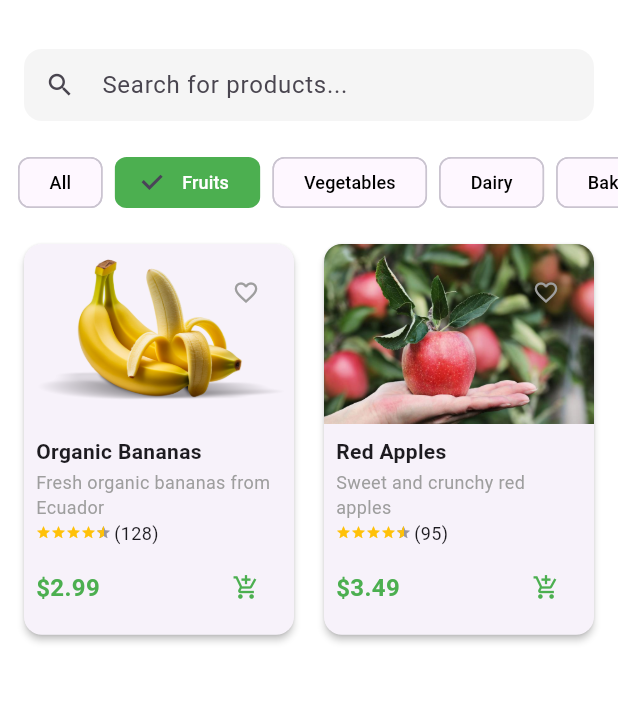
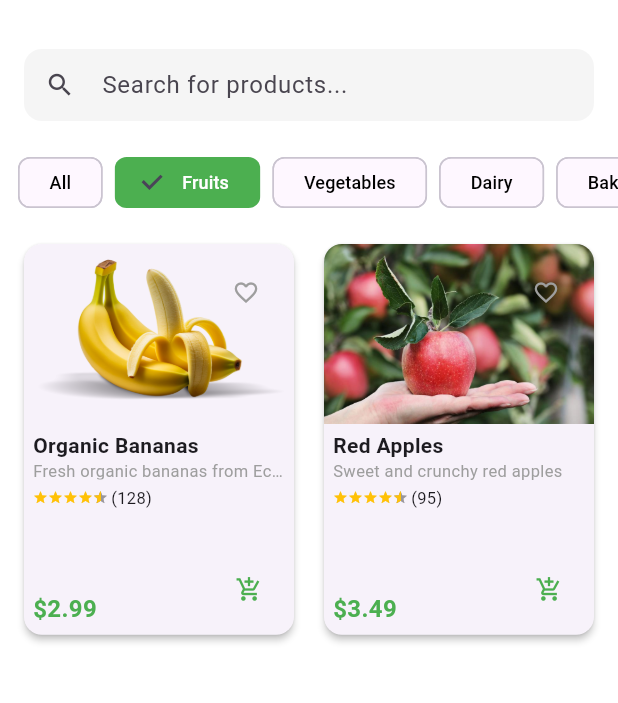
Before and after one commit to sakhawat-ahmed/my_app, a Flutter app: the screen it shows after launch, after a tap on "Fruits", on a phone screen of 412 x 824 dp, the part 59-762 px from its top. Run offline on Flutter 3.47's test engine with Material 3 defaults, Android fonts, the phone set to English and light mode, and no system bars; drawn by our look-alikes of flutter_rating_bar; our stand-ins replace shared_preferences.

Commit message:
update product card

```diff
--- a/grocery_app/lib/widgets/product_card.dart
+++ b/grocery_app/lib/widgets/product_card.dart
@@ -22,10 +22,15 @@ class ProductCard extends StatelessWidget {
     return Card(
       elevation: 2,
       shape: RoundedRectangleBorder(borderRadius: BorderRadius.circular(12)),
-      child: Column(
+      child: LayoutBuilder(
+        builder: (context, constraints) {
+          return Column(
             crossAxisAlignment: CrossAxisAlignment.start,
             children: [
-          Stack(
+              // Image Section with fixed height
+              SizedBox(
+                height: imageSize,
+                child: Stack(
                   children: [
                     ClipRRect(
                       borderRadius: const BorderRadius.only(
@@ -34,8 +39,8 @@ class ProductCard extends StatelessWidget {
                       ),
                       child: Image.asset(
                         product.imageUrl,
+                        width: double.infinity,
                         height: imageSize,
-                  width: double.infinity,
                         fit: BoxFit.cover,
                       ),
                     ),
@@ -53,13 +58,16 @@ class ProductCard extends StatelessWidget {
                     ),
                   ],
                 ),
+              ),
+              // Content Section - Flexible to take remaining space
               Expanded(
                 child: Padding(
-              padding: EdgeInsets.all(ResponsiveUtils.responsiveSize(context, mobile: 8, tablet: 12, desktop: 16)),
+                  padding: EdgeInsets.all(ResponsiveUtils.responsiveSize(context, mobile: 6, tablet: 8, desktop: 10)),
                   child: Column(
                     crossAxisAlignment: CrossAxisAlignment.start,
                     mainAxisAlignment: MainAxisAlignment.spaceBetween,
                     children: [
+                      // Top section - Product info
                       Column(
                         crossAxisAlignment: CrossAxisAlignment.start,
                         children: [
@@ -68,24 +76,23 @@ class ProductCard extends StatelessWidget {
                             style: TextStyle(
                               fontWeight: FontWeight.bold,
                               fontSize: titleFontSize,
+                              height: 1.2,
                             ),
                             maxLines: isMobile ? 1 : 2,
                             overflow: TextOverflow.ellipsis,
                           ),
-                      SizedBox(height: ResponsiveUtils.responsiveSize(context, mobile: 2, tablet: 4, desktop: 6)),
+                          SizedBox(height: ResponsiveUtils.responsiveSize(context, mobile: 2, tablet: 3, desktop: 4)),
                           Text(
                             product.description,
                             style: TextStyle(
                               color: Colors.grey,
-                          fontSize: fontSize,
+                              fontSize: fontSize - 1,
+                              height: 1.1,
                             ),
-                        maxLines: isMobile ? 2 : 3,
+                            maxLines: isMobile ? 1 : 2,
                             overflow: TextOverflow.ellipsis,
                           ),
-                    ],
-                  ),
-                  Column(
-                    children: [
+                          SizedBox(height: ResponsiveUtils.responsiveSize(context, mobile: 4, tablet: 6, desktop: 8)),
                           Row(
                             children: [
                               RatingBar.builder(
@@ -101,30 +108,38 @@ class ProductCard extends StatelessWidget {
                                 ),
                                 onRatingUpdate: (rating) {},
                               ),
-                          SizedBox(width: ResponsiveUtils.responsiveSize(context, mobile: 2, tablet: 4, desktop: 6)),
+                              SizedBox(width: ResponsiveUtils.responsiveSize(context, mobile: 2, tablet: 3, desktop: 4)),
                               Text(
                                 '(${product.reviewCount})',
-                            style: TextStyle(fontSize: fontSize),
+                                style: TextStyle(fontSize: fontSize - 1),
                               ),
                             ],
                           ),
-                      SizedBox(height: ResponsiveUtils.responsiveSize(context, mobile: 4, tablet: 8, desktop: 12)),
+                        ],
+                      ),
+                      // Bottom section - Price and Add to cart
                       Row(
                         mainAxisAlignment: MainAxisAlignment.spaceBetween,
+                        crossAxisAlignment: CrossAxisAlignment.end,
                         children: [
-                          Text(
+                          Flexible(
+                            child: Text(
                               '\$${product.price.toStringAsFixed(2)}',
                               style: TextStyle(
                                 fontWeight: FontWeight.bold,
                                 fontSize: priceFontSize,
                                 color: Colors.green,
                               ),
+                              overflow: TextOverflow.ellipsis,
+                            ),
                           ),
                           IconButton(
                             icon: Icon(
                               Icons.add_shopping_cart,
-                              size: ResponsiveUtils.responsiveSize(context, mobile: 18, tablet: 22, desktop: 26),
+                              size: ResponsiveUtils.responsiveSize(context, mobile: 18, tablet: 20, desktop: 22),
                             ),
+                            padding: EdgeInsets.zero,
+                            constraints: const BoxConstraints(),
                             color: Colors.green,
                             onPressed: () {
                               cartProvider.addItem(product);
@@ -140,11 +155,11 @@ class ProductCard extends StatelessWidget {
                       ),
                     ],
                   ),
-                ],
-              ),
                 ),
               ),
             ],
+          );
+        },
       ),
     );
   }
```
Lines whose indentation alone changed are shown as unchanged.
